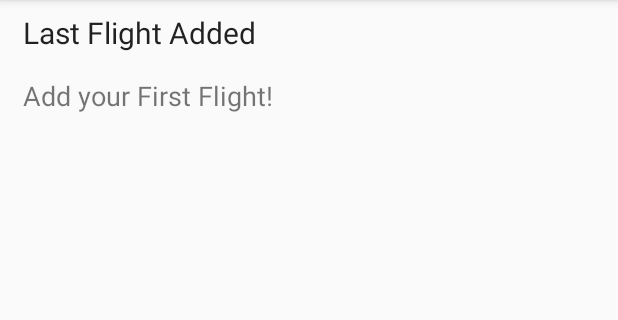
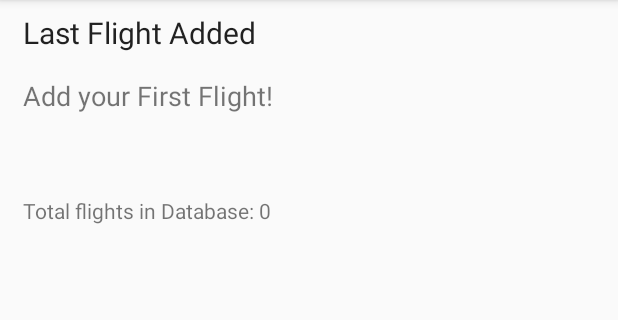
Before and after one commit to faiyaz72/FlightDiary, an Android app: the screen it shows after launch (MainActivity), on a phone screen of 412 x 824 dp, the part 84-404 px from its top. Run offline under Robolectric (Android 15) with nearby library versions, the phone set to English and light mode, and no system bars.

Commit message:
Addding total flight count

```diff
--- a/FlightDiary/flightdiary/src/main/java/com/example/android/flightdiary/MainActivity.java
+++ b/FlightDiary/flightdiary/src/main/java/com/example/android/flightdiary/MainActivity.java
@@ -42,12 +42,11 @@ public class MainActivity extends AppCompatActivity {
 
     static final int REQUEST_IMAGE_CAPTURE = 0;
     static final int REQUEST_TAKE_PHOTO = 1;
-    private ImageView mImageView;
-    public String mCurrentPhotoPath;
     private TextView flightMain;
     private TextView dateMain;
     private TextView airlineMain;
-    private TextView showData;
+    private TextView totalData;
+
 
     DatabaseSQ dbHandler;
     SQLiteDatabase db;
@@ -60,6 +59,7 @@ public class MainActivity extends AppCompatActivity {
         flightMain = (TextView) findViewById(R.id.FlightNumberMain);
         dateMain = (TextView) findViewById(R.id.dateMain);
         airlineMain = (TextView) findViewById(R.id.AirlineMain);
+        totalData = (TextView) findViewById(R.id.totalData);
 
         dbHandler = new DatabaseSQ(this);
 
@@ -79,7 +79,18 @@ public class MainActivity extends AppCompatActivity {
     protected void onStart() {
         super.onStart();
         showLastFlight();
+        showTotalCount();
         //showData.setText(databaseToString());
+    }
+
+    private void showTotalCount() {
+        db = dbHandler.getWritableDatabase();
+
+        String query = "SELECT * FROM " + TABLE_FLIGHTS + ";";
+        Cursor c = db.rawQuery(query, null);
+
+
+
     }
 
     @SuppressLint("SetTextI18n")
@@ -106,6 +117,7 @@ public class MainActivity extends AppCompatActivity {
             flightMain.setText(flightNumber);
             airlineMain.setText(airline);
             dateMain.setText(date);
+            c.close();
         } else {
 
             flightMain.setText("Add your First Flight!");
--- a/FlightDiary/flightdiary/src/main/res/layout/activity_main.xml
+++ b/FlightDiary/flightdiary/src/main/res/layout/activity_main.xml
@@ -20,6 +20,9 @@
         android:textSize="20dp"
         android:text="Last Flight Added"
         android:textAppearance="@style/TextAppearance.AppCompat.Body1" />
+
+
+
 
     <RelativeLayout
         android:layout_width="match_parent"
@@ -65,5 +68,14 @@
 
     </RelativeLayout>
 
+    <TextView
+        android:layout_width="wrap_content"
+        android:id="@+id/totalData"
+        android:layout_height="wrap_content"
+        android:paddingLeft="15dp"
+        android:text="Total flights in Database: 0"
+
+        />
+
 
 </LinearLayout>
```
